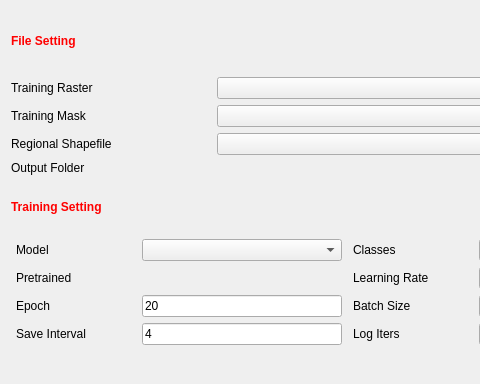
The window that rastrainer/rastrainer_dialog_base.ui (deepbands/rastrainer) describes before a commit, drawn with Qt 5; both pictures show x 0 to 480 and y 0 to 384 of the 695 by 384 pixel window.
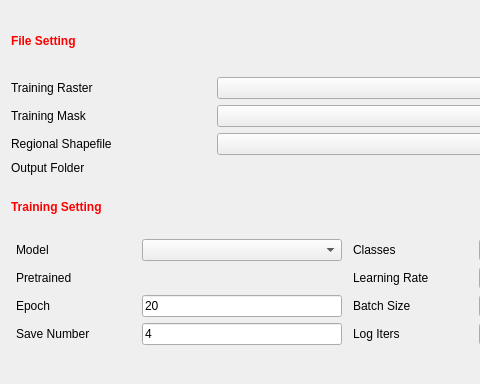
The same window after the commit. Custom widgets are drawn as their Qt base class.

What changed in the file:
```diff
--- a/rastrainer/rastrainer_dialog_base.ui
+++ b/rastrainer/rastrainer_dialog_base.ui
@@ -479,7 +479,7 @@
                 </size>
                </property>
                <property name="text">
-                <string>Save Interval</string>
+                <string>Save Number</string>
                </property>
               </widget>
              </item>
```
